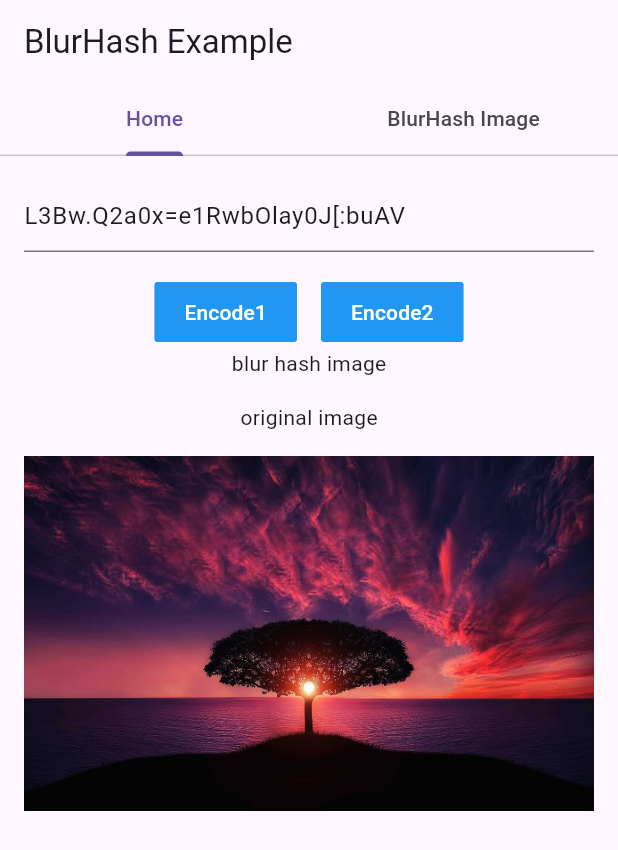
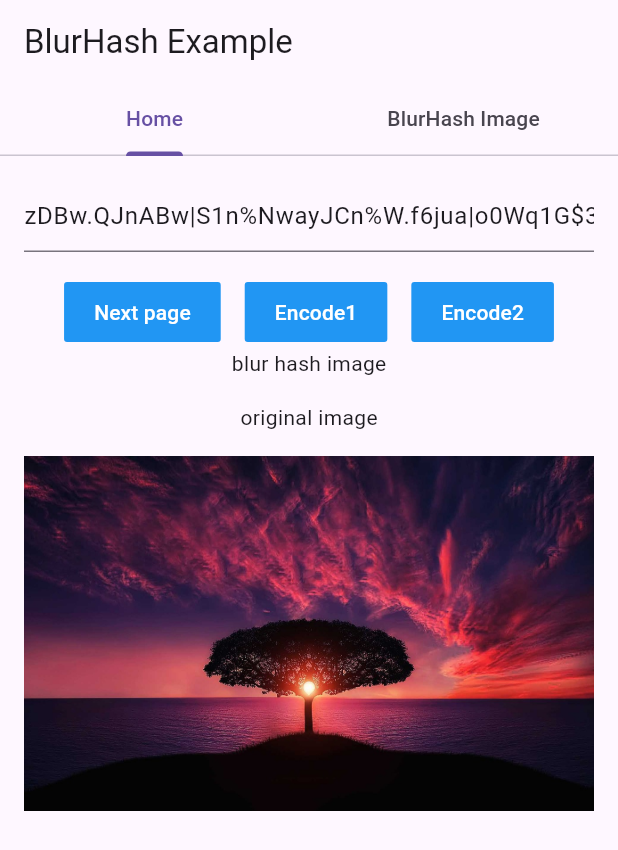
Before and after one commit to devtanvirmahtab/flutter_blur_hash, a Flutter app: the screen it shows after launch, after a tap on "Encode1", on a phone screen of 412 x 824 dp. Shown: the top 850 px of the screen. Run offline on Flutter 3.47's test engine with Material 3 defaults, Android fonts, the phone set to English and light mode, and no system bars; our stand-ins replace transparent_image; missing offline and left inert: blurhash.

Commit message:
change something

```diff
--- a/lib/home_page.dart
+++ b/lib/home_page.dart
@@ -14,7 +14,7 @@ class HomePage extends StatefulWidget {
 class HomePageState extends State<HomePage> {
   Uint8List? _imageDataBytes;
   final TextEditingController _blurHashController =
-  TextEditingController(text: "L3Bw.Q2a0x=e1RwbOlay0J[:buAV");
+  TextEditingController(text: "zDBw.QJnABw|S1n%NwayJCn%W.f6jua|o0Wq1G\$3baNt\$QSgsToL}YW=r]W:WojZS4sTEySN=LsoJ7oJoLS25-axJQsVw{WpsoW;].WpJ7j[s:WWR*oL");
   var  is1st = true;
 
   @override
@@ -26,7 +26,7 @@ class HomePageState extends State<HomePage> {
   void blurHashEncode(int index) async {
     ByteData bytes = await rootBundle.load("images/img$index.jpg");
     Uint8List pixels = bytes.buffer.asUint8List();
-    var hash = await BlurHash.encode(pixels, 4, 3);
+    var hash = await BlurHash.encode(pixels, 8, 7,);
     _blurHashController.text = hash;
     blurHashDecode();
   }
@@ -68,6 +68,13 @@ class HomePageState extends State<HomePage> {
             Padding(
               padding: const EdgeInsets.only(top: 16.0),
               child: Wrap(spacing: 16.0, runSpacing: 8.0, children: [
+                TextButton(
+                  style: flatButtonStyle,
+                  child: const Text("Next page"),
+                  onPressed: () async {
+
+                  },
+                ),
                 TextButton(
                   style: flatButtonStyle,
                   child: const Text("Encode1"),
--- a/pubspec.yaml
+++ b/pubspec.yaml
@@ -37,6 +37,7 @@ dependencies:
   cupertino_icons: ^1.0.2
   transparent_image: ^2.0.0
   blurhash: ^1.1.1
+  image: ^4.1.3
 
 dev_dependencies:
   flutter_test:
```
Also changed, not shown: lib/next_page.dart (added, +41 -0 lines), pubspec.lock.
